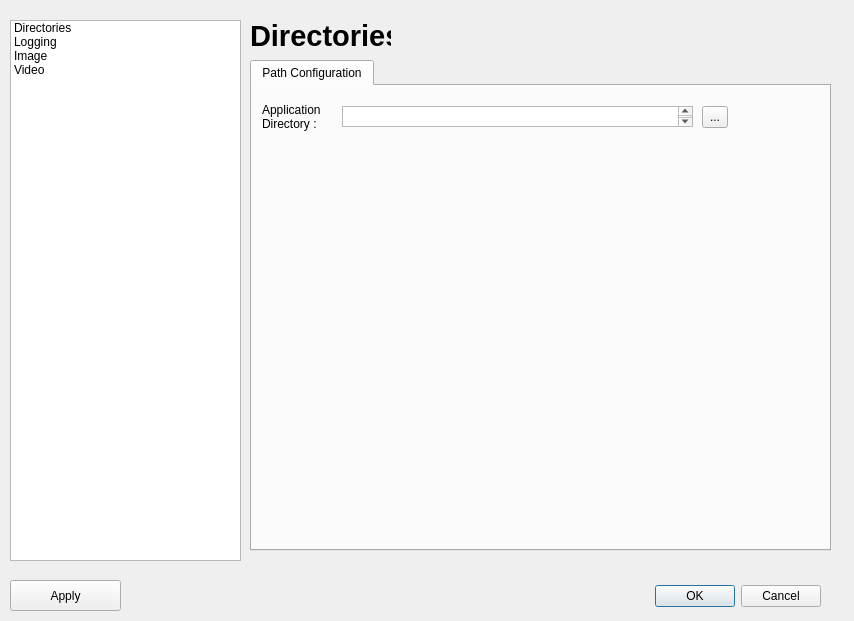
This is settings.ui in ShreeshaN/USoundApp as Qt 5 draws it before an edit. The edited form follows.
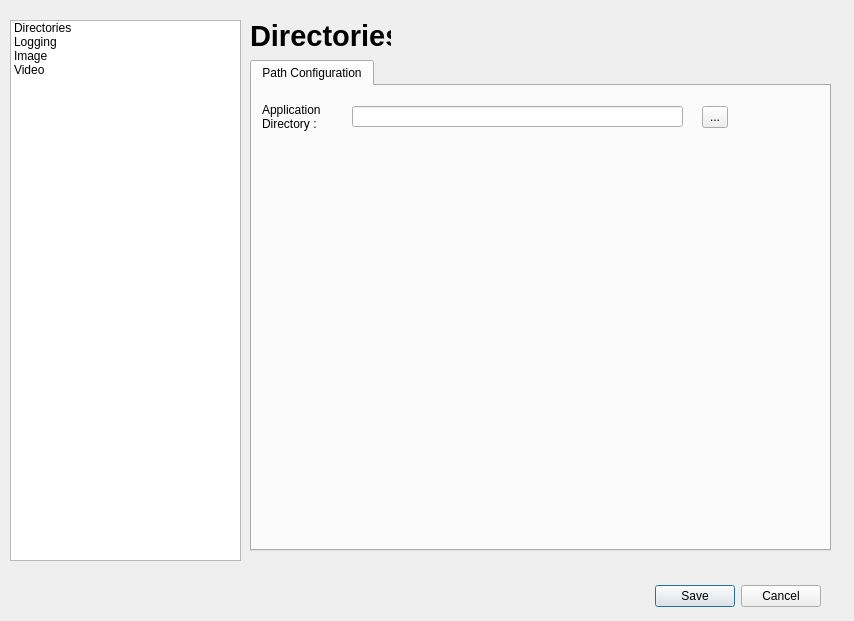
This is the edited form.

Commit message: Fixed issues with text filed and added support for file browser

Patch:
```diff
--- a/settings.ui
+++ b/settings.ui
@@ -26,7 +26,7 @@
     <enum>Qt::Horizontal</enum>
    </property>
    <property name="standardButtons">
-    <set>QDialogButtonBox::Cancel|QDialogButtonBox::Ok</set>
+    <set>QDialogButtonBox::Cancel|QDialogButtonBox::Save</set>
    </property>
   </widget>
   <widget class="QListWidget" name="listWidget">
@@ -121,16 +121,6 @@
         <string>...</string>
        </property>
       </widget>
-      <widget class="QTextEdit" name="textEdit">
-       <property name="geometry">
-        <rect>
-         <x>90</x>
-         <y>20</y>
-         <width>351</width>
-         <height>21</height>
-        </rect>
-       </property>
-      </widget>
       <widget class="QLabel" name="label_2">
        <property name="geometry">
         <rect>
@@ -147,6 +137,16 @@
         <bool>true</bool>
        </property>
       </widget>
+      <widget class="QLineEdit" name="applicationDirectoryBrowserText">
+       <property name="geometry">
+        <rect>
+         <x>100</x>
+         <y>20</y>
+         <width>331</width>
+         <height>21</height>
+        </rect>
+       </property>
+      </widget>
      </widget>
     </widget>
    </widget>
@@ -217,19 +217,6 @@
     </widget>
    </widget>
   </widget>
-  <widget class="QPushButton" name="pushButton">
-   <property name="geometry">
-    <rect>
-     <x>10</x>
-     <y>580</y>
-     <width>111</width>
-     <height>31</height>
-    </rect>
-   </property>
-   <property name="text">
-    <string>Apply</string>
-   </property>
-  </widget>
  </widget>
  <resources/>
  <connections>
```
Left out of the diff: 2 changed lines with no effect on the pictures. The commit also changes 2 other files.
